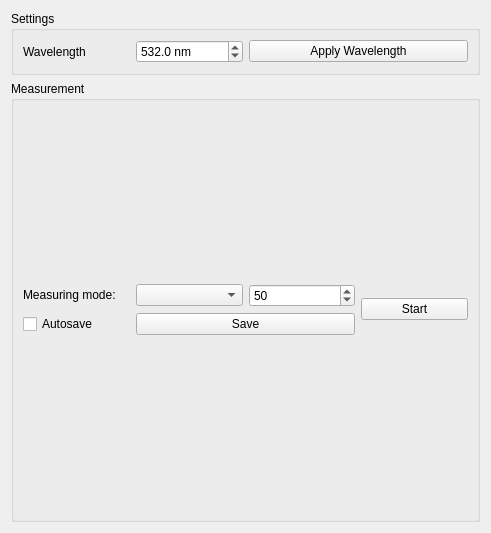
First picture: the form in hyperion/view/polarization/polarimeter.ui, repository caldarolamartin/hyperion, before the edit.
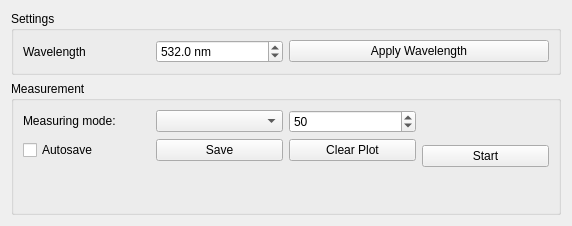
Second picture: the form after the edit.

```diff
--- a/hyperion/view/polarization/polarimeter.ui
+++ b/hyperion/view/polarization/polarimeter.ui
@@ -6,8 +6,8 @@
    <rect>
     <x>0</x>
     <y>0</y>
-    <width>491</width>
-    <height>533</height>
+    <width>572</width>
+    <height>226</height>
    </rect>
   </property>
   <property name="windowTitle">
@@ -83,6 +83,26 @@
      <layout class="QVBoxLayout" name="verticalLayout_2">
       <item>
        <layout class="QGridLayout" name="gridLayout_control">
+        <item row="1" column="3">
+         <widget class="QPushButton" name="pushButton_clear_plot">
+          <property name="text">
+           <string>Clear Plot</string>
+          </property>
+         </widget>
+        </item>
+        <item row="1" column="2">
+         <widget class="QPushButton" name="pushButton_save">
+          <property name="sizePolicy">
+           <sizepolicy hsizetype="Minimum" vsizetype="Fixed">
+            <horstretch>0</horstretch>
+            <verstretch>0</verstretch>
+           </sizepolicy>
+          </property>
+          <property name="text">
+           <string>Save</string>
+          </property>
+         </widget>
+        </item>
         <item row="0" column="1">
          <widget class="QLabel" name="label_3">
           <property name="sizePolicy">
@@ -106,6 +126,19 @@
           </property>
          </widget>
         </item>
+        <item row="0" column="4" rowspan="3">
+         <widget class="QPushButton" name="pushButton_start">
+          <property name="sizePolicy">
+           <sizepolicy hsizetype="Minimum" vsizetype="Fixed">
+            <horstretch>0</horstretch>
+            <verstretch>0</verstretch>
+           </sizepolicy>
+          </property>
+          <property name="text">
+           <string>Start</string>
+          </property>
+         </widget>
+        </item>
         <item row="1" column="1">
          <widget class="QCheckBox" name="checkBox_autosave">
           <property name="sizePolicy">
@@ -119,32 +152,6 @@
           </property>
          </widget>
         </item>
-        <item row="0" column="4" rowspan="2">
-         <widget class="QPushButton" name="pushButton_start">
-          <property name="sizePolicy">
-           <sizepolicy hsizetype="Minimum" vsizetype="Fixed">
-            <horstretch>0</horstretch>
-            <verstretch>0</verstretch>
-           </sizepolicy>
-          </property>
-          <property name="text">
-           <string>Start</string>
-          </property>
-         </widget>
-        </item>
-        <item row="1" column="2" colspan="2">
-         <widget class="QPushButton" name="pushButton_save">
-          <property name="sizePolicy">
-           <sizepolicy hsizetype="Minimum" vsizetype="Fixed">
-            <horstretch>0</horstretch>
-            <verstretch>0</verstretch>
-           </sizepolicy>
-          </property>
-          <property name="text">
-           <string>Save</string>
-          </property>
-         </widget>
-        </item>
         <item row="0" column="3">
          <widget class="QSpinBox" name="spinBox_measurement_length">
           <property name="sizePolicy">
```
